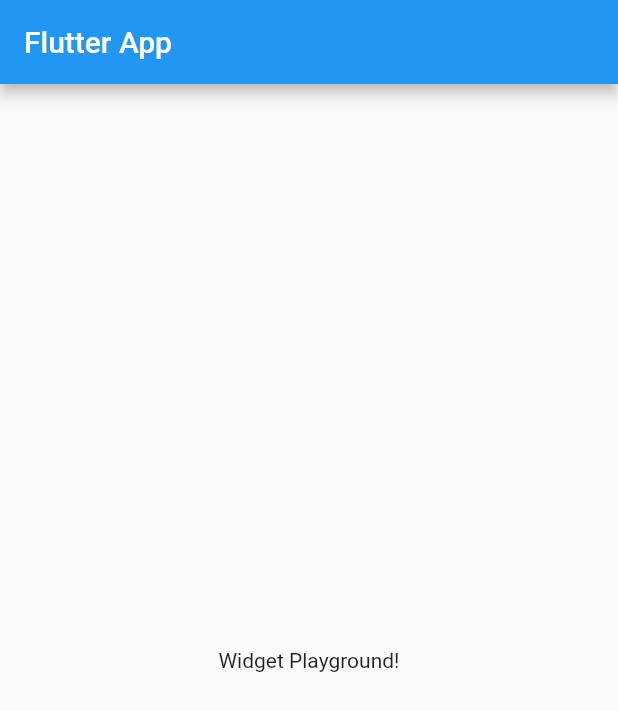
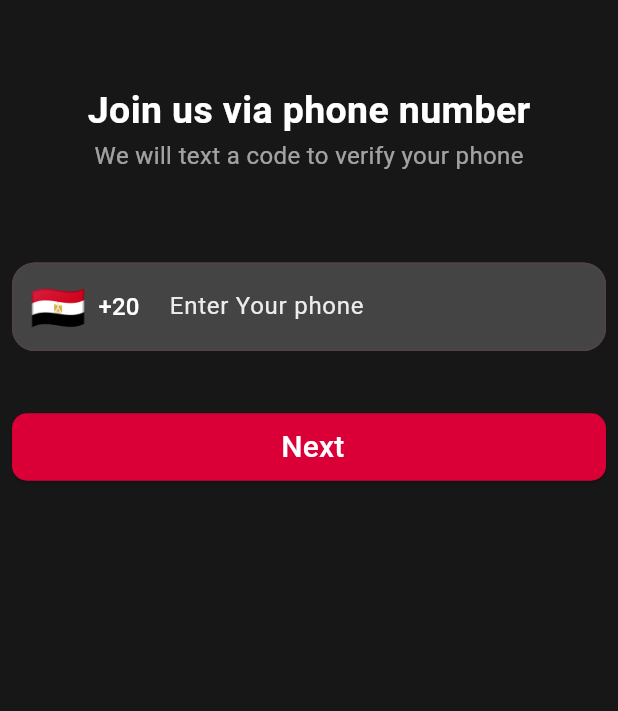
Before and after one commit to abdalrhman7/MabDirive, a Flutter app: the screen it shows after launch, on a phone screen of 412 x 824 dp. Shown: the top 711 px of the screen. Run offline on Flutter 3.47's test engine with Material 2 defaults, Android fonts, the phone set to English and light mode, and no system bars; our stand-ins replace bloc, country_picker, firebase_auth, firebase_core, flutter_bloc, fluttertoast and 2 more; accounts and stored records are empty.

Commit message:
Add Register Screen

```diff
--- a/lib/Core/ColorHelper.dart
+++ b/lib/Core/ColorHelper.dart
@@ -1,5 +1,6 @@
 import 'package:flutter/material.dart';
 
 class ColorHelper {
-  static const Color mainColor = Color.fromARGB(255, 212, 91, 4);
+  static const Color mainColor = Color(0xffDA0037);
+  //Color.fromARGB(255, 212, 91, 4);
 }
--- /dev/null
+++ b/lib/Core/general_components/custom_form_field.dart
@@ -0,0 +1,48 @@
+import 'package:flutter/material.dart';
+typedef MyValidator = String? Function(String?);
+class CustomFormField extends StatelessWidget {
+String hintText ;
+MyValidator validator;
+TextEditingController controller;
+TextInputType keyboardType ;
+IconButton? suffix;
+Widget? prefix;
+bool isPassword;
+CustomFormField({super.key, required this.hintText,
+  required this.validator,
+  required this.controller,
+  this.prefix,
+  this.keyboardType = TextInputType.text,
+  this.suffix,
+  this.isPassword = false
+});
+  @override
+  Widget build(BuildContext context) {
+    return TextFormField(
+      textAlignVertical: TextAlignVertical.top,
+      controller: controller,
+      validator: validator,
+      keyboardType: keyboardType,
+      obscureText: isPassword,
+      //textDirection: TextDirection,
+      style: TextStyle(
+          color: Color(0xffEDEDED)
+      ),
+      decoration: InputDecoration(
+        suffixIcon: suffix,
+        prefixIcon: prefix,
+        //labelText: 'Email',
+        hintText: hintText,
+        //suffixIcon: ,
+        hintStyle: const TextStyle(
+          color: Color(0xffEDEDED)
+        ),
+        border: OutlineInputBorder(
+          borderRadius: BorderRadius.circular(15)
+        ),
+        fillColor:const Color(0xff444444),
+          filled: true
+      ),
+    );
+  }
+}
--- /dev/null
+++ b/lib/Features/Auth/Register/View/Pages/register_screen.dart
@@ -0,0 +1,154 @@
+import 'package:country_picker/country_picker.dart';
+import 'package:flutter/material.dart';
+import 'package:mab_drive/Core/general_components/custom_form_field.dart';
+import 'package:mab_drive/Core/my_validators.dart';
+
+import '../../../Phone Verification/View/Pages/phone_verification_screen.dart';
+
+class RegisterScreen extends StatefulWidget {
+  RegisterScreen({super.key});
+  static const String routeName = "register";
+
+  @override
+  State<RegisterScreen> createState() => _RegisterScreenState();
+}
+
+class _RegisterScreenState extends State<RegisterScreen> {
+  // Country textCountry = Country.worldWide;
+  Country textCountry = Country(
+      phoneCode: '20',
+      countryCode: 'EG',
+      e164Sc: 0,
+      geographic: true,
+      level: 1,
+      name: 'Egypt',
+      example: '1001234567',
+      displayName: ' Egypt (EG) [+20]',
+      displayNameNoCountryCode: '0',
+      e164Key: '20-EG-0');
+
+  final TextEditingController phoneController = TextEditingController();
+  var formKey = GlobalKey<FormState>();
+
+  @override
+  Widget build(BuildContext context) {
+    return Scaffold(
+      backgroundColor: Color(0xff171717),
+      appBar: AppBar(
+        elevation: 0,
+        backgroundColor: Color(0xff171717),
+      ),
+      body: Center(
+        child: Padding(
+          padding: const EdgeInsets.symmetric(horizontal: 8.0),
+          child: Form(
+            key: formKey,
+            child: Column(
+              children: [
+                const Text(
+                  'Join us via phone number',
+                  style: TextStyle(
+                      color: Colors.white,
+                      fontWeight: FontWeight.bold,
+                      fontSize: 25),
+                ),
+                const Text(
+                  'We will text a code to verify your phone',
+                  style: TextStyle(color: Colors.white60, fontSize: 16),
+                ),
+                SizedBox(height: 60,),
+                CustomFormField(
+                    keyboardType: TextInputType.number,
+                    prefix: TextButton.icon(
+                        onPressed: () {
+                          showCountry(context);
+                        },
+                        icon: Text(
+                          textCountry.flagEmoji,
+                          style: const TextStyle(fontSize: 30),
+                        ),
+                        label: Text(
+                          '+${textCountry.phoneCode}',
+                          style:
+                              const TextStyle(color: Colors.white, fontSize: 16),
+                        )),
+                    hintText: 'Enter Your phone',
+                    validator: (text){
+                      if(text == null || text.trim().isEmpty){
+                        return 'please Enter phone number';
+                      }
+                      var regex = RegExp(r"^[\+]?[(]?[0-9]{3}[)]?[-\s\.]?[0-9]{3}[-\s\.]?[0-9]{4,6}$");
+                      if(!regex.hasMatch(text)){
+                        return 'please enter a valid phone number';
+                      }
+                    },
+                    controller: phoneController),
+                SizedBox(
+                  height: 40,
+                ),
+                SizedBox(
+                  width: double.infinity,
+                  child: ElevatedButton(
+                    onPressed: () {
+                      register();
+                    },
+                    child: const Padding(
+                      padding: EdgeInsets.all(8.0),
+                      child: Text(
+                        ' Next',
+                        style: TextStyle(fontSize: 20),
+                      ),
+                    ),
+                  ),
+                )
+              ],
+            ),
+          ),
+        ),
+      ),
+    );
+  }
+
+ void register(){
+    if(formKey.currentState?.validate() == false){
+      return;
+    }
+    phoneController.text = '${textCountry.phoneCode}${phoneController.text}';
+    Navigator.pushNamed(context, PhoneVerificationScreen.routeName,
+    arguments: phoneController.text
+    );
+  }
+
+  void showCountry(BuildContext context) {
+    showCountryPicker(
+        context: context,
+        countryListTheme: CountryListThemeData(
+          flagSize: 25,
+          backgroundColor: Colors.white,
+          textStyle: const TextStyle(fontSize: 16, color: Colors.blueGrey),
+          bottomSheetHeight: 500, // Optional. Country list modal height
+          //Optional. Sets the border radius for the bottomsheet.
+          borderRadius: const BorderRadius.only(
+            topLeft: Radius.circular(20.0),
+            topRight: Radius.circular(20.0),
+          ),
+          //Optional. Styles the search field.
+          inputDecoration: InputDecoration(
+            labelText: 'Search',
+            hintText: 'Start typing to search',
+            prefixIcon: const Icon(Icons.search),
+            border: OutlineInputBorder(
+              borderSide: BorderSide(
+                color: const Color(0xFF8C98A8).withOpacity(0.2),
+              ),
+            ),
+          ),
+        ),
+        showPhoneCode: true,
+        onSelect: (Country country) {
+          setState(() {
+            textCountry = country;
+          });
+        });
+  }
+}
--- a/lib/main.dart
+++ b/lib/main.dart
@@ -1,10 +1,16 @@
 // ignore_for_file: use_key_in_widget_constructors
 
+import 'package:country_picker/country_picker.dart';
 import 'package:firebase_core/firebase_core.dart';
 import 'package:flutter/material.dart';
+import 'package:mab_drive/Features/Auth/Register/View/Pages/register_screen.dart';
 import 'package:mab_drive/firebase_options.dart';
 
+import 'Core/ColorHelper.dart';
+import 'Features/Auth/Phone Verification/View/Pages/phone_verification_screen.dart';
+
 void main() async {
+  WidgetsFlutterBinding.ensureInitialized();
   await Firebase.initializeApp(
     options: DefaultFirebaseOptions.currentPlatform,
   );
@@ -15,22 +21,36 @@ class MyApp extends StatelessWidget {
   @override
   Widget build(BuildContext context) {
     return MaterialApp(
+      theme: ThemeData(
+          colorScheme: ColorScheme.fromSeed(seedColor: ColorHelper.mainColor),
+
+        useMaterial3: true,
+        elevatedButtonTheme: ElevatedButtonThemeData(
+
+          style: ButtonStyle(
+            shape: MaterialStatePropertyAll(
+              RoundedRectangleBorder(
+                  borderRadius: BorderRadius.circular(10))
+            ),
+            backgroundColor: const MaterialStatePropertyAll(
+                ColorHelper.mainColor
+            ),
+            foregroundColor: const MaterialStatePropertyAll(
+                Colors.white
+            ),
+            overlayColor: MaterialStatePropertyAll(
+                Colors.white.withOpacity(.1)
+            ),
+          )
+        )
+      ),
       title: 'MAB Drive',
-      home: MyHomePage(),
+      initialRoute: RegisterScreen.routeName,
+      routes: {
+        RegisterScreen.routeName : (_) => RegisterScreen(),
+        PhoneVerificationScreen.routeName : (_) => PhoneVerificationScreen(),
+      },
+
     );
   }
 }
-
-class MyHomePage extends StatelessWidget {
-  @override
-  Widget build(BuildContext context) {
-    return Scaffold(
-      appBar: AppBar(
-        title: const Text('Flutter App'),
-      ),
-      body: const Center(
-        child: Text('Widget Playground!'),
-      ),
-    );
-  }
-}
--- a/pubspec.yaml
+++ b/pubspec.yaml
@@ -40,6 +40,9 @@ dependencies:
   firebase_core: ^2.17.0
   firebase_auth: ^4.10.1
   firebase_storage: ^11.2.8
+  country_picker: ^2.0.21
+  flutter_bloc: ^8.1.3
+  pin_code_fields: ^8.0.1
 
 dev_dependencies:
   flutter_test:
```
Also changed, not shown: lib/Features/Auth/Phone Verification/View/Pages/phone_verification_screen.dart (added, +147 -0 lines), lib/Features/Auth/Register/ViewModel/Register Cubit/register_cubit.dart (added, +46 -0 lines), lib/Features/Auth/Register/ViewModel/Register Cubit/register_state.dart (added, +14 -0 lines), lib/firebase_options.dart, pubspec.lock, 12 other files.
